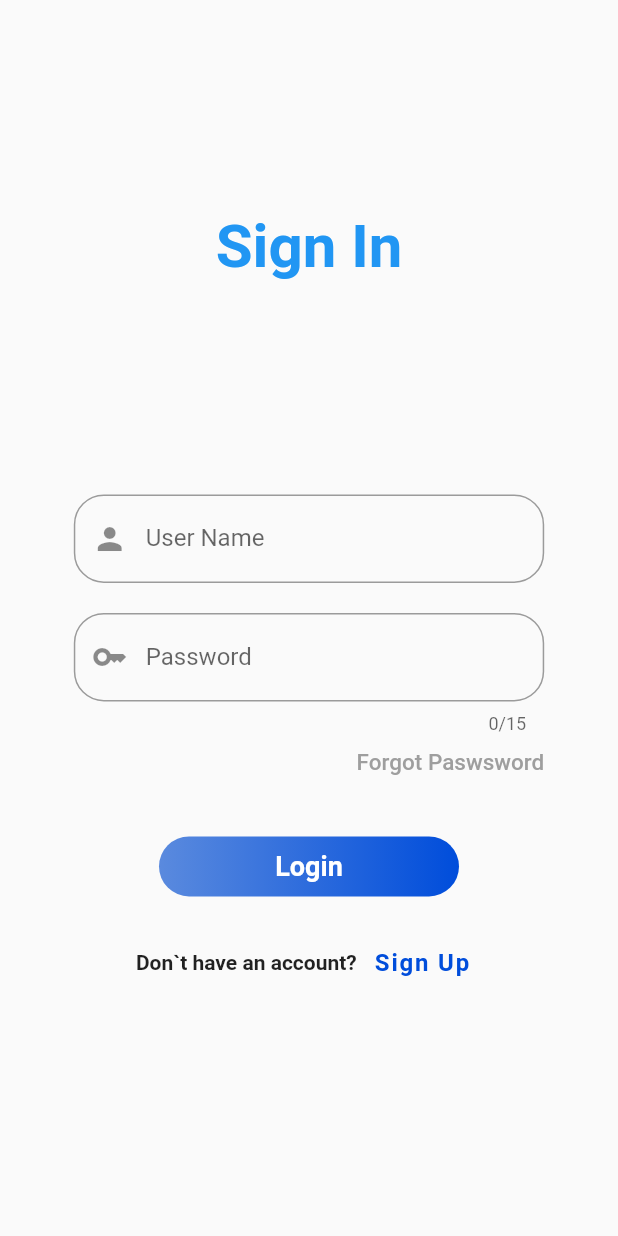
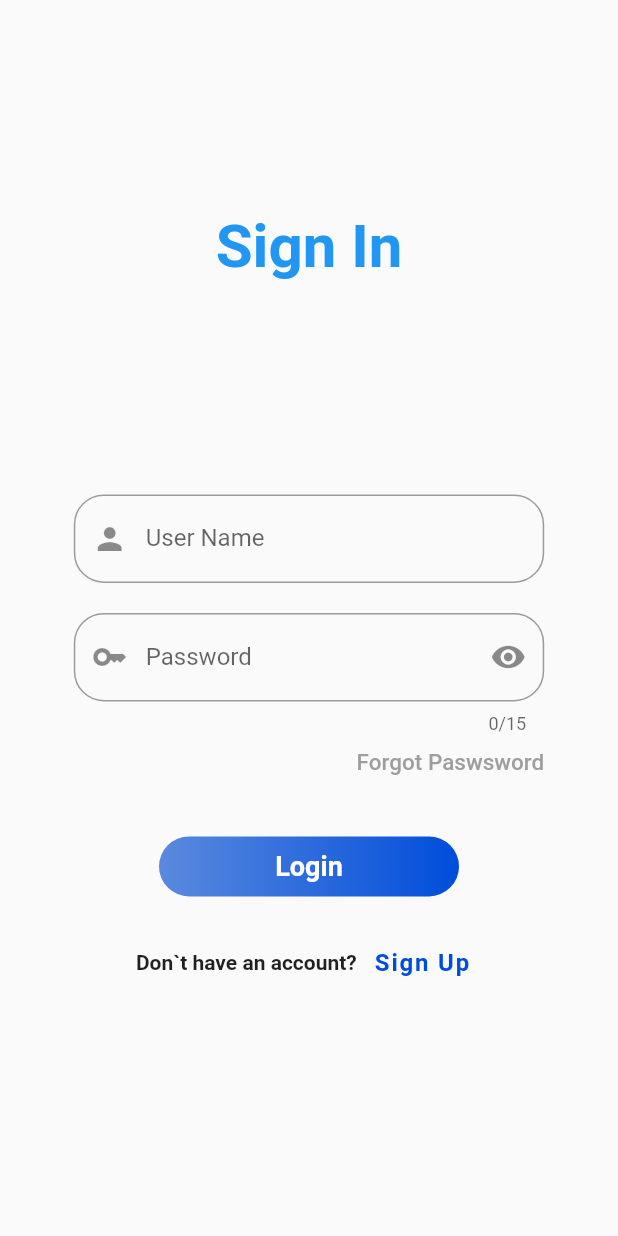
Before and after one commit to Muneef-Nk/Flutter_Login_Screen, a Flutter app: the screen it shows after launch, on a phone screen of 412 x 824 dp. Run offline on Flutter 3.47's test engine with Material 2 defaults, Android fonts, the phone set to English and light mode, and no system bars; our stand-ins replace device_preview.

Commit message:
added password hide and show

```diff
--- a/analysis_options.yaml
+++ b/analysis_options.yaml
@@ -22,6 +22,7 @@ linter:
   # `// ignore_for_file: name_of_lint` syntax on the line or in the file
   # producing the lint.
   rules:
+    prefer_const_constructors:false
     # avoid_print: false  # Uncomment to disable the `avoid_print` rule
     # prefer_single_quotes: true  # Uncomment to enable the `prefer_single_quotes` rule
 
--- a/lib/loginscreen.dart
+++ b/lib/loginscreen.dart
@@ -8,6 +8,7 @@ class LoginUI extends StatefulWidget {
 }
 
 class _LoginUIState extends State<LoginUI> {
+  bool isPassVisible = true;
   Widget divider = SizedBox(
     height: 20,
   ) ;
@@ -52,8 +53,8 @@ class _LoginUIState extends State<LoginUI> {
             Container(
               width: MediaQuery.of(context).size.width*0.8,
               padding: EdgeInsets.symmetric(horizontal: 8),
-              child: TextField(
-                obscureText: true,
+              child: TextFormField(
+                obscureText: isPassVisible,
                 maxLength: 15,
                 style: TextStyle(
                     color: Colors.black
@@ -64,6 +65,14 @@ class _LoginUIState extends State<LoginUI> {
                   ),
                   label: Text("Password"),
                   prefixIcon: Icon(Icons.key),
+                  suffixIcon: GestureDetector(
+                    onTap: (){
+                      setState(() {
+                        isPassVisible = !isPassVisible;
+                      });
+                    },
+                      child:isPassVisible? Icon(Icons.visibility) : Icon(Icons.visibility_off)
+                  )
                 ),
               ),
             ),
@@ -75,7 +84,6 @@ class _LoginUIState extends State<LoginUI> {
                 mainAxisAlignment: MainAxisAlignment.end,
                 children: [
                   GestureDetector(
-                    onTap: (){},
                     child: Text("Forgot Paswsword",
                     style: TextStyle(
                       color: Colors.grey,
@@ -83,7 +91,7 @@ class _LoginUIState extends State<LoginUI> {
                       fontSize: 15
                     ),
                     ),
-                  )
+                  ),
                 ],
               ),
             ),
```
